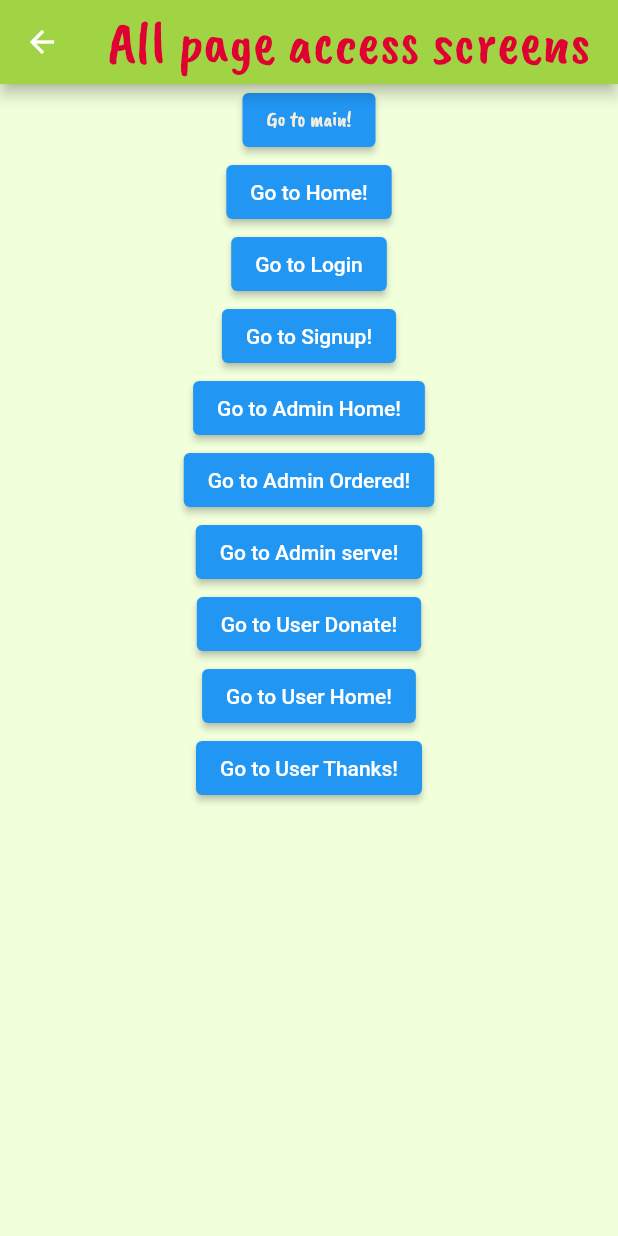
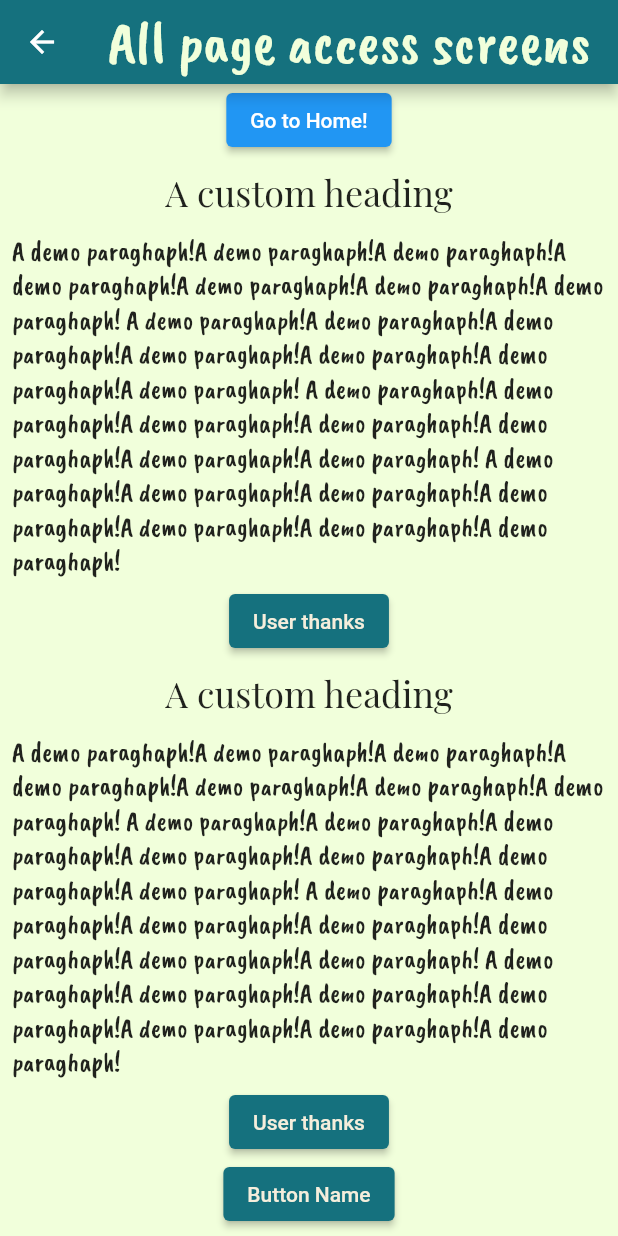
Before and after one commit to ps428/AMY, a Flutter app: the AllScreen screen opened by its route, on a phone screen of 412 x 824 dp. Run offline on Flutter 3.47's test engine with Material 2 defaults, Android fonts, the phone set to English and light mode, and no system bars; project files that could hold a hidden picture were left out.

Commit message:
Added widgets, ref all.dart for navigation, bg1 image added, widgets in constant in constant.dart, will add loader

```diff
--- a/Flutter/amy/lib/all.dart
+++ b/Flutter/amy/lib/all.dart
@@ -7,14 +7,15 @@ class AllScreen extends StatelessWidget {
   @override
   Widget build(BuildContext context) {
     return Scaffold(
+        resizeToAvoidBottomInset: false,
         backgroundColor: lightGreen,
         appBar: AppBar(
-          backgroundColor: greenAmy,
+          backgroundColor: pineGreen,
           title: const Text(
             'All page access screens',
             style: TextStyle(
                 // fontWeight: FontWeight.bold,
-                color: bar,
+                color: lightGreen,
                 fontFamily: 'Caveat',
                 fontSize: 40),
           ),
@@ -22,19 +23,19 @@ class AllScreen extends StatelessWidget {
         ),
         body: Center(
           child: Column(children: [
-            ElevatedButton(
-              // Within the AllScreen widget
-              onPressed: () {
-                // Navigate back to the first screen by popping the current route
-                // off the stack.
-                Navigator.pushNamed(context, '/');
-              },
-              child: const Text(
-                'Go to main!',
-                style: TextStyle(fontFamily: 'Caveat', color: apricotWhite),
-              ),
-              // style: ElevatedButton.styleFrom(primary: japanBlush),
-            ),
+            // ElevatedButton(
+            //   // Within the AllScreen widget
+            //   onPressed: () {
+            //     // Navigate back to the first screen by popping the current route
+            //     // off the stack.
+            //     Navigator.pushNamed(context, '/');
+            //   },
+            //   child: const Text(
+            //     'Go to main!',
+            //     style: TextStyle(fontFamily: 'Caveat', color: apricotWhite),
+            //   ),
+            //   // style: ElevatedButton.styleFrom(primary: japanBlush),
+            // ),
             ElevatedButton(
               // Within the AllScreen widget
               onPressed: () {
@@ -44,78 +45,107 @@ class AllScreen extends StatelessWidget {
               },
               child: const Text('Go to Home!'),
             ),
-            ElevatedButton(
-              // Within the AllScreen widget
-              onPressed: () {
-                // Navigate back to the first screen by popping the current route
-                // off the stack.
-                Navigator.pushNamed(context, '/login');
-              },
-              child: const Text('Go to Login'),
-            ),
-            ElevatedButton(
-              // Within the AllScreen widget
-              onPressed: () {
-                // Navigate back to the first screen by popping the current route
-                // off the stack.
-                Navigator.pushNamed(context, '/signup');
-              },
-              child: const Text('Go to Signup!'),
-            ),
-            ElevatedButton(
-              // Within the AllScreen widget
-              onPressed: () {
-                // Navigate back to the first screen by popping the current route
-                // off the stack.
-                Navigator.pushNamed(context, '/ahome');
-              },
-              child: const Text('Go to Admin Home!'),
-            ),
-            ElevatedButton(
-              // Within the AllScreen widget
-              onPressed: () {
-                // Navigate back to the first screen by popping the current route
-                // off the stack.
-                Navigator.pushNamed(context, '/aordered');
-              },
-              child: const Text('Go to Admin Ordered!'),
-            ),
-            ElevatedButton(
-              // Within the AllScreen widget
-              onPressed: () {
-                // Navigate back to the first screen by popping the current route
-                // off the stack.
-                Navigator.pushNamed(context, '/aserve');
-              },
-              child: const Text('Go to Admin serve!'),
-            ),
-            ElevatedButton(
-              // Within the AllScreen widget
-              onPressed: () {
-                // Navigate back to the first screen by popping the current route
-                // off the stack.
-                Navigator.pushNamed(context, '/udonate');
-              },
-              child: const Text('Go to User Donate!'),
-            ),
-            ElevatedButton(
-              // Within the AllScreen widget
-              onPressed: () {
-                // Navigate back to the first screen by popping the current route
-                // off the stack.
-                Navigator.pushNamed(context, '/uhome');
-              },
-              child: const Text('Go to User Home!'),
-            ),
-            ElevatedButton(
-              // Within the AllScreen widget
-              onPressed: () {
-                // Navigate back to the first screen by popping the current route
-                // off the stack.
-                Navigator.pushNamed(context, '/uthanks');
-              },
-              child: const Text('Go to User Thanks!'),
-            ),
+            // ElevatedButton(
+            //   // Within the AllScreen widget
+            //   onPressed: () {
+            //     // Navigate back to the first screen by popping the current route
+            //     // off the stack.
+            //     Navigator.pushNamed(context, '/login');
+            //   },
+            //   child: const Text('Go to Login'),
+            // ),
+            // ElevatedButton(
+            //   // Within the AllScreen widget
+            //   onPressed: () {
+            //     // Navigate back to the first screen by popping the current route
+            //     // off the stack.
+            //     Navigator.pushNamed(context, '/signup');
+            //   },
+            //   child: const Text('Go to Signup!'),
+            // ),
+            // ElevatedButton(
+            //   // Within the AllScreen widget
+            //   onPressed: () {
+            //     // Navigate back to the first screen by popping the current route
+            //     // off the stack.
+            //     Navigator.pushNamed(context, '/ahome');
+            //   },
+            //   child: const Text('Go to Admin Home!'),
+            // ),
+            // ElevatedButton(
+            //   // Within the AllScreen widget
+            //   onPressed: () {
+            //     // Navigate back to the first screen by popping the current route
+            //     // off the stack.
+            //     Navigator.pushNamed(context, '/aordered');
+            //   },
+            //   child: const Text('Go to Admin Ordered!'),
+            // ),
+            // ElevatedButton(
+            //   // Within the AllScreen widget
+            //   onPressed: () {
+            //     // Navigate back to the first screen by popping the current route
+            //     // off the stack.
+            //     Navigator.pushNamed(context, '/aserve');
+            //   },
+            //   child: const Text('Go to Admin serve!'),
+            // ),
+            // ElevatedButton(
+            //   // Within the AllScreen widget
+            //   onPressed: () {
+            //     // Navigate back to the first screen by popping the current route
+            //     // off the stack.
+            //     Navigator.pushNamed(context, '/udonate');
+            //   },
+            // child: const Text('Go to User Donate!'),
+            // ),
+            // ElevatedButton(
+            //   // Within the AllScreen widget
+            //   onPressed: () {
+            //     // Navigate back to the first screen by popping the current route
+            //     // off the stack.
+            //     Navigator.pushNamed(context, '/uhome');
+            //   },
+            //   child: const Text('Go to User Home!'),
+            // ),
+            // ElevatedButton(
+            //   // Within the AllScreen widget
+            //   onPressed: () {
+            //     // Navigate back to the first screen by popping the current route
+            //     // off the stack.
+            //     Navigator.pushNamed(context, '/uthanks');
+            //   },
+            //   child: const Text('Go to User Thanks!'),
+            // ),
+            // StyledButton(
+            //     child: const Text('User thanks'),
+            //     onPressed: () {
+            //       Navigator.pushNamed(context, '/uthanks');
+            //     }),
+            const Header('A custom heading'),
+            const Paragraph(
+                'A demo paraghaph!A demo paraghaph!A demo paraghaph!A demo paraghaph!A demo paraghaph!A demo paraghaph!A demo paraghaph! A demo paraghaph!A demo paraghaph!A demo paraghaph!A demo paraghaph!A demo paraghaph!A demo paraghaph!A demo paraghaph! A demo paraghaph!A demo paraghaph!A demo paraghaph!A demo paraghaph!A demo paraghaph!A demo paraghaph!A demo paraghaph! A demo paraghaph!A demo paraghaph!A demo paraghaph!A demo paraghaph!A demo paraghaph!A demo paraghaph!A demo paraghaph!'),
+            StyledButton(
+                child: const Text('User thanks'),
+                onPressed: () {
+                  Navigator.pushNamed(context, '/uthanks');
+                }),
+            const Header('A custom heading'),
+            const Paragraph(
+                'A demo paraghaph!A demo paraghaph!A demo paraghaph!A demo paraghaph!A demo paraghaph!A demo paraghaph!A demo paraghaph! A demo paraghaph!A demo paraghaph!A demo paraghaph!A demo paraghaph!A demo paraghaph!A demo paraghaph!A demo paraghaph! A demo paraghaph!A demo paraghaph!A demo paraghaph!A demo paraghaph!A demo paraghaph!A demo paraghaph!A demo paraghaph! A demo paraghaph!A demo paraghaph!A demo paraghaph!A demo paraghaph!A demo paraghaph!A demo paraghaph!A demo paraghaph!'),
+            StyledButton(
+                child: const Text('User thanks'),
+                onPressed: () {
+                  Navigator.pushNamed(context, '/uthanks');
+                }),
+            StyledButton(
+                child: const Text("Button Name"),
+                onPressed: () {
+                  //fnc
+                  //change the page
+                  //ref in main.dart
+                  Navigator.pushNamed(context, '/uthanks');
+                })
           ]),
         ));
   }
--- a/Flutter/amy/lib/constants.dart
+++ b/Flutter/amy/lib/constants.dart
@@ -24,3 +24,46 @@ const pistaliter = Color(0xffECF9F2);
 const lightGreen = Color(0xffF1FFDB);
 const greenAmy = Color(0xffA1D444);
 const bar = Color(0xffE10032);
+
+class Header extends StatelessWidget {
+  const Header(this.heading);
+  final String heading;
+
+  @override
+  Widget build(BuildContext context) => Padding(
+        padding: const EdgeInsets.all(8.0),
+        child: Text(
+          heading,
+          style: const TextStyle(fontSize: 24, fontFamily: 'Playfair'),
+        ),
+      );
+}
+
+class Paragraph extends StatelessWidget {
+  const Paragraph(this.content);
+  final String content;
+  @override
+  Widget build(BuildContext context) => Padding(
+        padding: const EdgeInsets.symmetric(horizontal: 8, vertical: 4),
+        child: Text(
+          content,
+          style: const TextStyle(fontSize: 18, fontFamily: 'Caveat'),
+        ),
+      );
+}
+
+class StyledButton extends StatelessWidget {
+  const StyledButton({required this.child, required this.onPressed});
+  final Widget child;
+  final void Function() onPressed;
+
+  @override
+  Widget build(BuildContext context) => ElevatedButton(
+        style: ElevatedButton.styleFrom(
+          primary: pineGreen, // background (button) color
+          onPrimary: apricotWhite, // foreground (text) color
+        ),
+        onPressed: onPressed,
+        child: child,
+      );
+}
```
Also changed, not shown: Flutter/amy/lib/routes/home.dart (+9 -13 lines), Flutter/amy/pubspec.yaml (+8 -2 lines), Assets/images_hunger/hands.jpg (added), Assets/images_hunger/kid_bread.png (added), Assets/images_hunger/kid_plate.jpg (added), Assets/images_hunger/kid_scarffed.png (added), Assets/images_hunger/knife_fork.jpg (added), Flutter/amy/assets/images/bg1.png (added), Flutter/amy/assets/images/hands.jpg (added), Flutter/amy/assets/images/kid_bread.png (added), Flutter/amy/assets/images/kid_plate.jpg (added), Flutter/amy/assets/images/kid_scarffed.png (added), Flutter/amy/assets/images/knife_fork.jpg (added), Flutter/amy/pubspec.lock.
